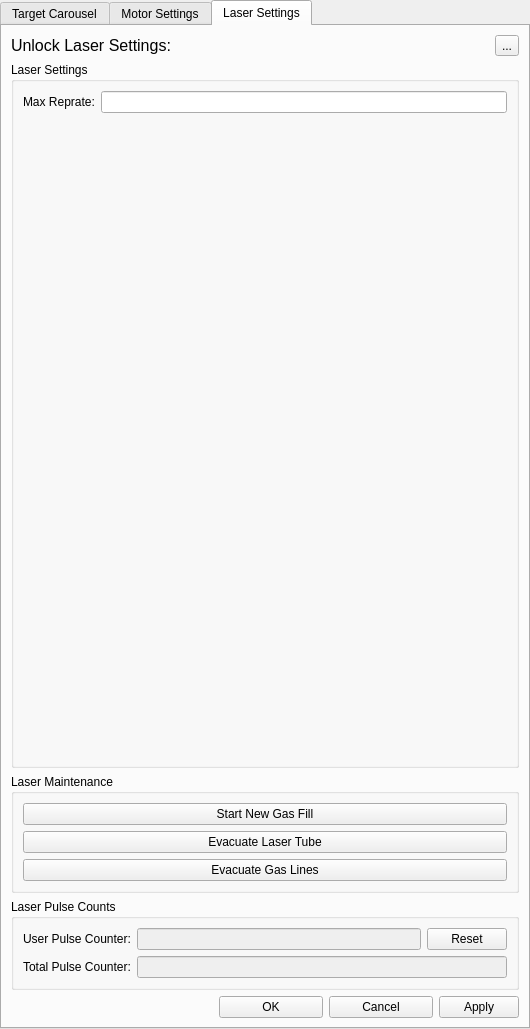
ibrummel/PLD-Laser-Brain, file src/ui/pld_settings.ui: the form before one commit.
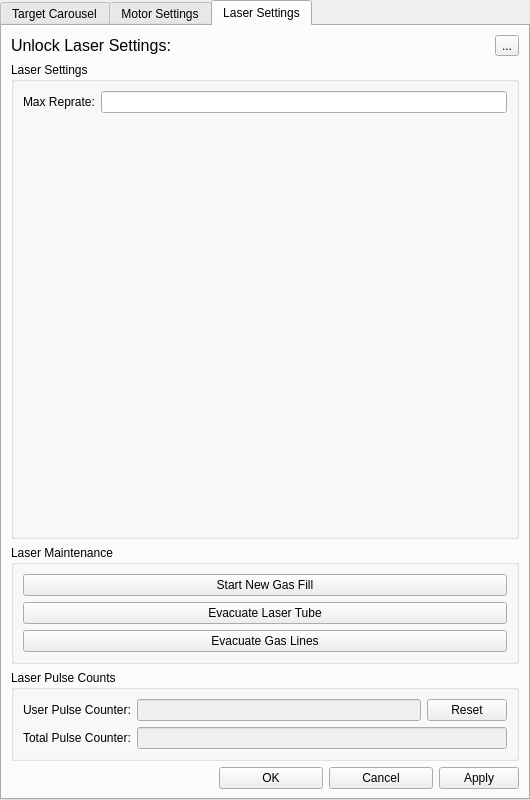
The form after the commit. Icons and pictures are not drawn.

Commit message: Changes to the settings ui to make it friendly to small screens

```diff
--- a/src/ui/pld_settings.ui
+++ b/src/ui/pld_settings.ui
@@ -7,7 +7,7 @@
     <x>0</x>
     <y>0</y>
     <width>530</width>
-    <height>1029</height>
+    <height>800</height>
    </rect>
   </property>
   <property name="sizePolicy">
@@ -16,6 +16,12 @@
     <verstretch>0</verstretch>
    </sizepolicy>
   </property>
+  <property name="maximumSize">
+   <size>
+    <width>530</width>
+    <height>800</height>
+   </size>
+  </property>
   <property name="cursor">
    <cursorShape>ArrowCursor</cursorShape>
   </property>
```
